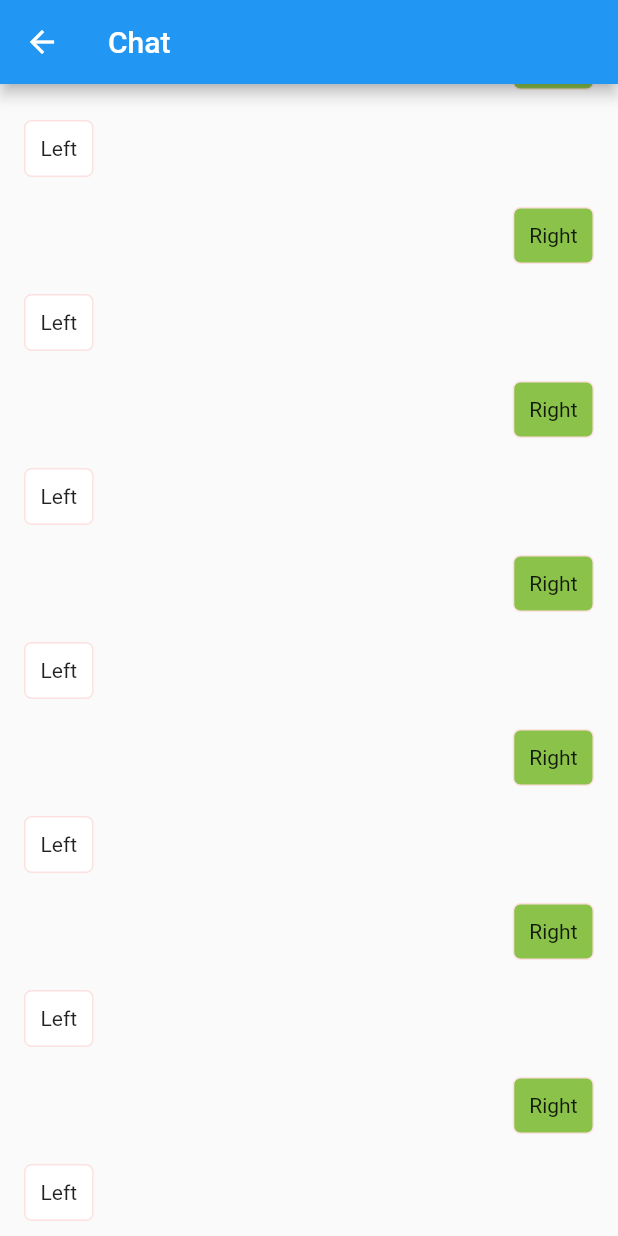
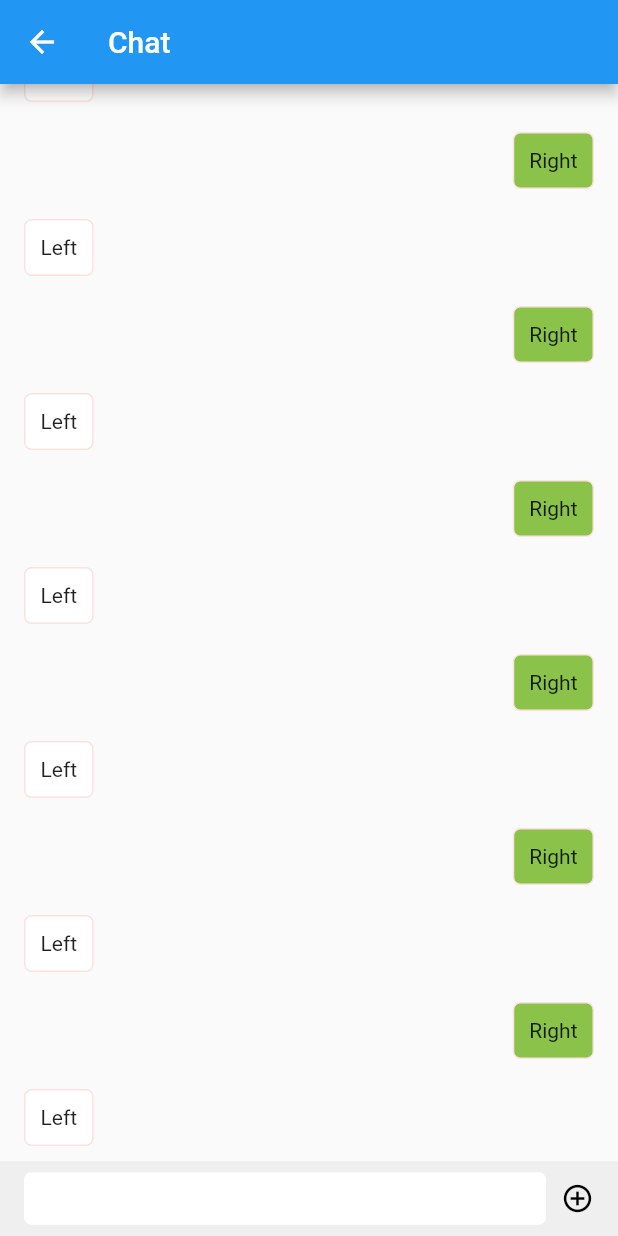
Before and after one commit to fxfSean/local_area_net_share, a Flutter app: the ChatScreen screen opened directly, on a phone screen of 412 x 824 dp. Run offline on Flutter 3.47's test engine with Material 2 defaults, Android fonts, the light colour scheme and no system bars; our stand-ins replace device_info, device_info_plus.

Commit message:
feat: input cell

```diff
--- a/lib/chat_screen.dart
+++ b/lib/chat_screen.dart
@@ -1,5 +1,6 @@
 
 import 'package:all_platform_demo/chat_model.dart';
+import 'package:all_platform_demo/components/bottom_input_cell.dart';
 import 'package:flutter/cupertino.dart';
 import 'package:flutter/material.dart';
 import 'package:provider/provider.dart';
@@ -41,6 +42,7 @@ class _ChatScreenState extends State<ChatScreen> {
                           return false;
                         },
                         child: ListView.builder(
+                            shrinkWrap: true,
                             controller: model.scrollController,
                             itemCount: model.messageItems.length,
                             itemBuilder: (context, index) {
@@ -53,7 +55,7 @@ class _ChatScreenState extends State<ChatScreen> {
                       ),
                     )
                 ),
-
+                BottomInputCell(),
               ],
             ),
           );
--- /dev/null
+++ b/lib/components/bottom_input_cell.dart
@@ -0,0 +1,45 @@
+
+import 'package:flutter/cupertino.dart';
+import 'package:flutter/material.dart';
+
+class BottomInputCell extends StatelessWidget {
+  const BottomInputCell({Key? key}) : super(key: key);
+
+  @override
+  Widget build(BuildContext context) {
+    return Container(
+      color: Color(0xffefefef),
+      width: double.infinity,
+      padding: EdgeInsets.symmetric(horizontal: 16),
+      height: 50,
+      child: Row(
+        children: [
+          Expanded(child: Container(
+            height: 35,
+            child: TextField(
+              textAlign: TextAlign.start,
+              decoration: InputDecoration(
+                border: OutlineInputBorder(
+                  borderRadius: BorderRadius.circular(5.0),
+                  borderSide: BorderSide(
+                    width: 0,
+                    style: BorderStyle.none
+                  )
+                ),
+                fillColor: Colors.white,
+                filled: true,
+              ),
+
+            ),
+          )),
+          SizedBox(width: 10,),
+          Icon(
+            Icons.add_circle_outline,
+            color: Colors.black,
+            size: 22,
+          )
+        ],
+      ),
+    );
+  }
+}
```
